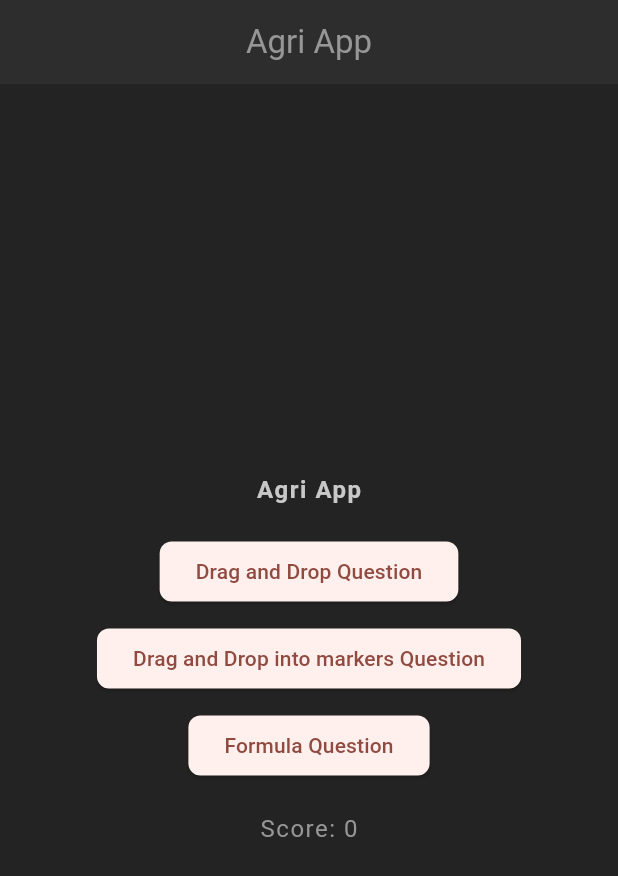
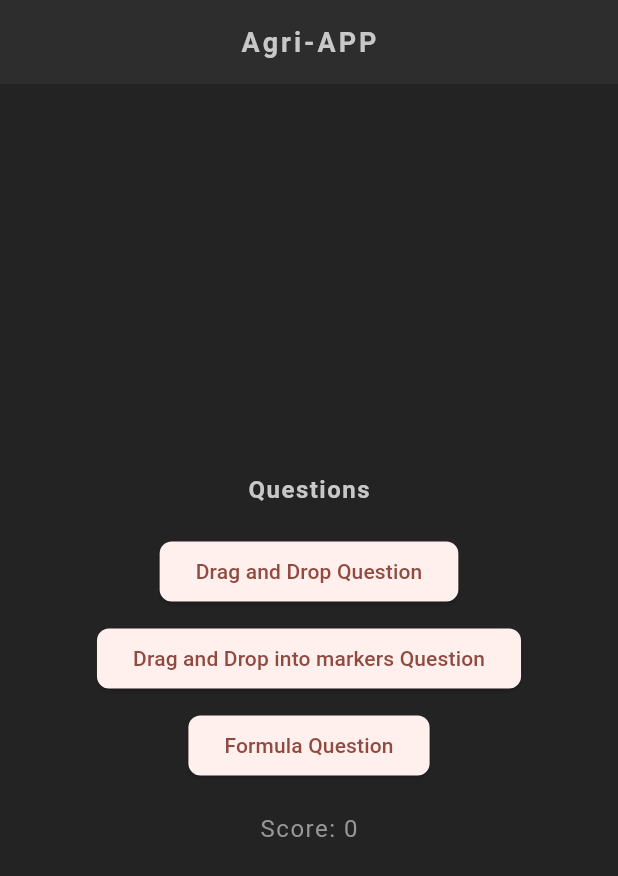
Before and after one commit to lopez-gina/app_agri, a Flutter app: the screen it shows after launch, on a phone screen of 412 x 824 dp. Shown: the top 876 px of the screen. Run offline on Flutter 3.47's test engine with Material 3 defaults, Android fonts, the phone set to English and light mode, and no system bars.

Commit message:
change in theme

```diff
--- a/lib/main.dart
+++ b/lib/main.dart
@@ -10,7 +10,7 @@ class MyApp extends StatelessWidget {
   @override
   Widget build(BuildContext context) {
     return MaterialApp(
-      title: 'Agri App',
+      title: '?',
       theme: primaryTheme,
       home: HomeScreen(),
     );
--- a/lib/screens/home.dart
+++ b/lib/screens/home.dart
@@ -9,14 +9,17 @@ class HomeScreen extends StatelessWidget {
   Widget build(BuildContext context) {
     return Scaffold(
       appBar: AppBar(
-        title: Text('Agri App'),
+        title: Text(
+          'Agri-APP',
+          style: Theme.of(context).textTheme.titleMedium,
+        ),
       ),
       body: Center(
         child: Column(
           mainAxisAlignment: MainAxisAlignment.center,
           children: <Widget>[
             Text(
-              'Agri App',
+              'Questions',
               style: Theme.of(context).textTheme.headlineMedium,
             ),
             SizedBox(height: 20),
```
